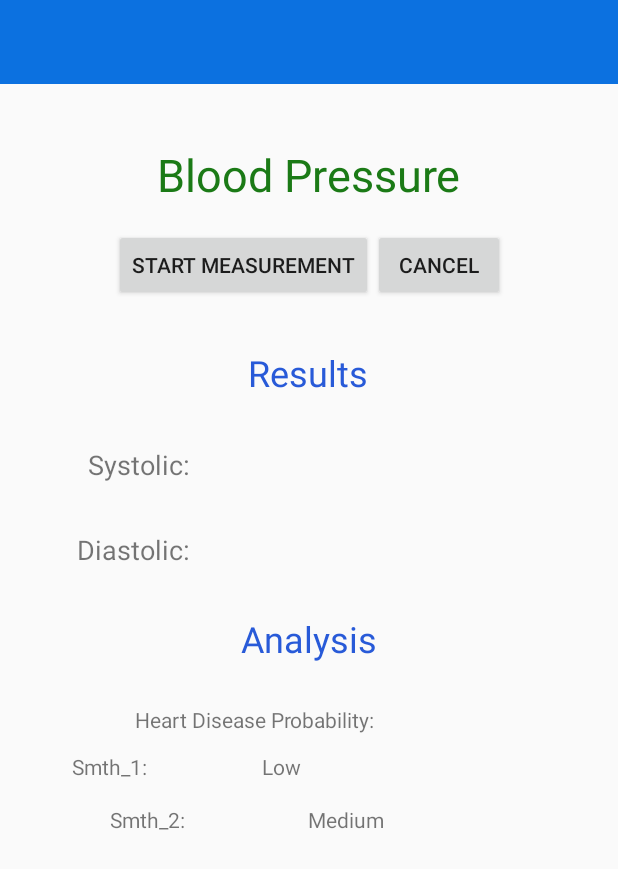
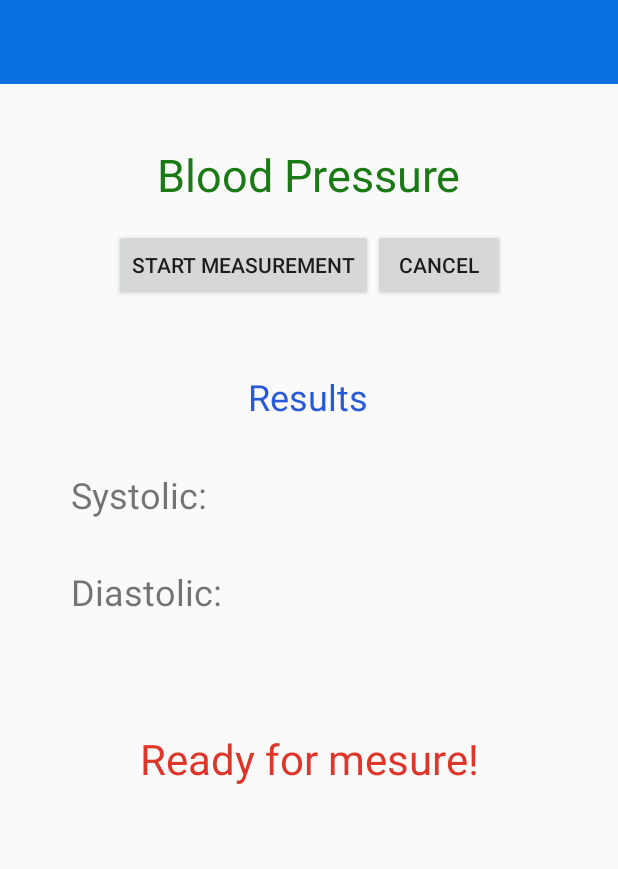
Before and after one commit to NickSkz/BSc_Project, an Android app: the PressureActivity screen opened directly, with no data from a screen before it, on a phone screen of 412 x 824 dp. Shown: the top 869 px of the screen. Run offline under Robolectric (Android 15) with nearby library versions, the phone set to English and light mode, and no system bars; libraries missing offline, so code that uses them is left out: org.tensorflow.lite; network calls fail; 1 statement that could not run was skipped.

Commit message:
Analysis ready (popup Window implemented).

```diff
--- a/BiosensorDataAnalyzer/app/src/main/res/layout/activity_pressure.xml
+++ b/BiosensorDataAnalyzer/app/src/main/res/layout/activity_pressure.xml
@@ -18,7 +18,7 @@
         android:layout_height="wrap_content"
         android:layout_marginTop="32dp"
         android:layout_marginEnd="56dp"
-        android:textSize="18sp"
+        android:textSize="24sp"
         app:layout_constraintEnd_toEndOf="parent"
         app:layout_constraintHorizontal_bias="0.916"
         app:layout_constraintStart_toEndOf="@+id/systolicText"
@@ -30,7 +30,7 @@
         android:layout_height="wrap_content"
         android:layout_marginTop="32dp"
         android:layout_marginEnd="56dp"
-        android:textSize="18sp"
+        android:textSize="24sp"
         app:layout_constraintEnd_toEndOf="parent"
         app:layout_constraintHorizontal_bias="0.918"
         app:layout_constraintStart_toEndOf="@+id/diastolicText"
@@ -40,7 +40,7 @@
         android:id="@+id/resultText"
         android:layout_width="81dp"
         android:layout_height="33dp"
-        android:layout_marginTop="176dp"
+        android:layout_marginTop="192dp"
         android:text="Results"
         android:textAllCaps="false"
         android:textColor="#285AD8"
@@ -56,7 +56,7 @@
         android:layout_height="wrap_content"
         android:layout_marginTop="32dp"
         android:text="Diastolic:"
-        android:textSize="18sp"
+        android:textSize="24sp"
         app:layout_constraintEnd_toEndOf="parent"
         app:layout_constraintHorizontal_bias="0.153"
         app:layout_constraintStart_toStartOf="parent"
@@ -68,9 +68,9 @@
         android:layout_height="wrap_content"
         android:layout_marginTop="32dp"
         android:text="Systolic:"
-        android:textSize="18sp"
+        android:textSize="24sp"
         app:layout_constraintEnd_toEndOf="parent"
-        app:layout_constraintHorizontal_bias="0.17"
+        app:layout_constraintHorizontal_bias="0.148"
         app:layout_constraintStart_toStartOf="parent"
         app:layout_constraintTop_toBottomOf="@+id/resultText" />
 
@@ -88,6 +88,7 @@
         app:layout_constraintTop_toBottomOf="@+id/include4" />
 
     <LinearLayout
+        android:id="@+id/linearLayout2"
         android:layout_width="wrap_content"
         android:layout_height="wrap_content"
         android:layout_marginTop="16dp"
@@ -110,82 +111,16 @@
     </LinearLayout>
 
     <TextView
-        android:id="@+id/textView88"
+        android:id="@+id/ready_view"
         android:layout_width="wrap_content"
         android:layout_height="wrap_content"
-        android:layout_marginTop="144dp"
-        android:text="Analysis"
-        android:textColor="#285AD8"
-        android:textSize="24sp"
+        android:layout_marginTop="76dp"
+        android:text="Ready for mesure!"
+        android:textColor="#DD362A"
+        android:textSize="28sp"
         app:layout_constraintEnd_toEndOf="parent"
-        app:layout_constraintHorizontal_bias="0.501"
         app:layout_constraintStart_toStartOf="parent"
-        app:layout_constraintTop_toBottomOf="@+id/resultText" />
-
-    <TextView
-        android:id="@+id/textView99"
-        android:layout_width="wrap_content"
-        android:layout_height="wrap_content"
-        android:layout_marginTop="28dp"
-        android:text="Heart Disease Probability:"
-        app:layout_constraintEnd_toStartOf="@+id/heart_disease_text"
-        app:layout_constraintHorizontal_bias="0.75"
-        app:layout_constraintStart_toStartOf="parent"
-        app:layout_constraintTop_toBottomOf="@+id/textView88" />
-
-    <TextView
-        android:id="@+id/textView1010"
-        android:layout_width="wrap_content"
-        android:layout_height="wrap_content"
-        android:layout_marginTop="16dp"
-        android:text="Smth_2:"
-        app:layout_constraintEnd_toStartOf="@+id/textView1515"
-        app:layout_constraintHorizontal_bias="0.47"
-        app:layout_constraintStart_toStartOf="parent"
-        app:layout_constraintTop_toBottomOf="@+id/textView1111" />
-
-    <TextView
-        android:id="@+id/textView1111"
-        android:layout_width="wrap_content"
-        android:layout_height="wrap_content"
-        android:layout_marginStart="48dp"
-        android:layout_marginTop="12dp"
-        android:text="Smth_1:"
-        app:layout_constraintEnd_toStartOf="@+id/textView14"
-        app:layout_constraintHorizontal_bias="0.029"
-        app:layout_constraintStart_toStartOf="parent"
-        app:layout_constraintTop_toBottomOf="@+id/textView99" />
-
-    <TextView
-        android:id="@+id/heart_disease_text"
-        android:layout_width="wrap_content"
-        android:layout_height="wrap_content"
-        android:layout_marginTop="28dp"
-        app:layout_constraintEnd_toEndOf="parent"
-        app:layout_constraintHorizontal_bias="0.679"
-        app:layout_constraintStart_toStartOf="parent"
-        app:layout_constraintTop_toBottomOf="@+id/textView88" />
-
-    <TextView
-        android:id="@+id/textView1414"
-        android:layout_width="wrap_content"
-        android:layout_height="wrap_content"
-        android:layout_marginTop="12dp"
-        android:text="Low"
-        app:layout_constraintEnd_toEndOf="parent"
-        app:layout_constraintHorizontal_bias="0.452"
-        app:layout_constraintStart_toStartOf="parent"
-        app:layout_constraintTop_toBottomOf="@+id/heart_disease_text" />
-
-    <TextView
-        android:id="@+id/textView1515"
-        android:layout_width="wrap_content"
-        android:layout_height="wrap_content"
-        android:layout_marginTop="16dp"
-        android:layout_marginEnd="156dp"
-        android:text="Medium"
-        app:layout_constraintEnd_toEndOf="parent"
-        app:layout_constraintTop_toBottomOf="@+id/textView1414" />
+        app:layout_constraintTop_toBottomOf="@+id/diastolic_view" />
 
 
 </androidx.constraintlayout.widget.ConstraintLayout>
```
Also changed, not shown: BiosensorDataAnalyzer/app/src/main/java/com/example/biosensordataanalyzer/MeasurmentsActivities/PressureActivity.java (+49 -4 lines), BiosensorDataAnalyzer/app/src/main/res/layout/pressure_popup.xml (added, +120 -0 lines).
